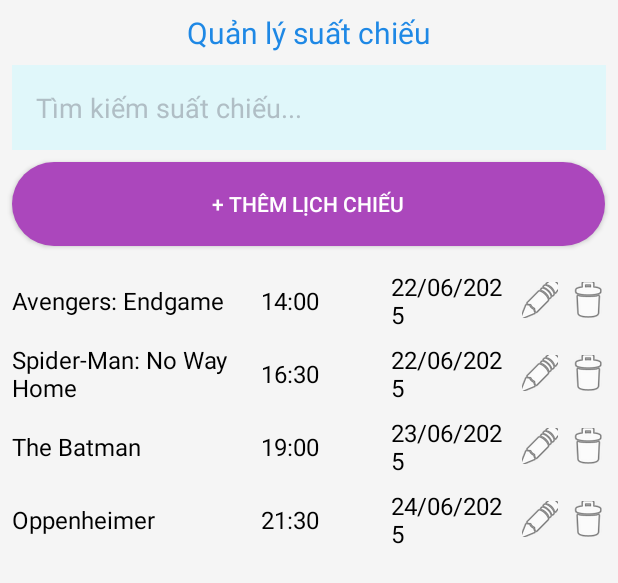
After one commit to Lehuutien2908/DoAnMobile, an Android app: the layout manager_movie_show_admin.xml on its own in the app's theme, with its tools: preview values and no code run, on a phone screen of 412 x 824 dp. The commit adds this screen. Shown: the top 583 px of the screen. Run offline under Robolectric (Android 15) with nearby library versions, the phone set to English and light mode, and no system bars.

Commit message:
build gradle, admin_show, admin_theater, refactor dashboard

```diff
--- a/app/build.gradle
+++ b/app/build.gradle
@@ -40,8 +40,7 @@
     androidTestImplementation libs.espresso.core
 }
 dependencies {
-    implementation libs.play.services.maps
-    implementation "androidx.viewpager2:viewpager2:1.0.0"
+    implementation "androidx.viewpager2:viewpager2:1.1.0"
     implementation platform('com.google.firebase:firebase-bom:33.15.0')
     implementation 'com.google.firebase:firebase-firestore'
     implementation 'com.google.firebase:firebase-auth'
--- /dev/null
+++ b/app/src/main/res/drawable/ic_button_purple.xml
@@ -0,0 +1,6 @@
+<?xml version="1.0" encoding="utf-8"?>
+<shape xmlns:android="http://schemas.android.com/apk/res/android">
+    <solid android:color="#AB47BC" />
+    <corners android:radius="32dp" />
+    <padding android:left="10dp" android:top="5dp" android:right="10dp" android:bottom="5dp" />
+</shape>
--- /dev/null
+++ b/app/src/main/res/layout/manager_movie_show_admin.xml
@@ -0,0 +1,313 @@
+<?xml version="1.0" encoding="utf-8"?>
+<LinearLayout xmlns:android="http://schemas.android.com/apk/res/android"
+    android:layout_width="match_parent"
+    android:layout_height="match_parent"
+    android:orientation="vertical"
+    android:background="#F5F5F5">
+
+    <TextView
+        android:layout_width="match_parent"
+        android:layout_height="wrap_content"
+        android:text="Quản lý suất chiếu"
+        android:textSize="20sp"
+        android:textColor="#1E88E5"
+        android:gravity="center"
+        android:padding="8dp" />
+
+    <LinearLayout
+        android:layout_width="match_parent"
+        android:layout_height="wrap_content"
+        android:background="#E0F7FA"
+        android:padding="8dp"
+        android:layout_marginHorizontal="8dp"
+        android:layout_marginBottom="8dp">
+
+        <EditText
+            android:id="@+id/searchBar"
+            android:layout_width="match_parent"
+            android:layout_height="wrap_content"
+            android:hint="Tìm kiếm suất chiếu..."
+            android:textColorHint="#B0BEC5"
+            android:textColor="#000000"
+            android:background="@android:color/transparent"
+            android:padding="8dp"
+            android:inputType="text"
+            android:maxLines="1"
+            android:imeOptions="actionSearch" />
+    </LinearLayout>
+
+    <Button
+        android:id="@+id/btnAddMovie"
+        android:layout_width="395dp"
+        android:layout_height="56dp"
+        android:layout_marginHorizontal="8dp"
+        android:layout_marginBottom="8dp"
+        android:background="@drawable/ic_button_purple"
+        android:padding="12dp"
+        android:text="+ Thêm lịch chiếu"
+        android:textColor="#FFFFFF" />
+
+    <LinearLayout
+        android:layout_width="match_parent"
+        android:layout_height="0dp"
+        android:layout_weight="1"
+        android:orientation="vertical"
+        android:padding="8dp">
+
+        <!-- Suất chiếu 1 -->
+        <LinearLayout
+            android:layout_width="match_parent"
+            android:layout_height="wrap_content"
+            android:layout_marginBottom="8dp"
+            android:gravity="center_vertical"
+            android:orientation="horizontal">
+
+            <!-- Tên phim -->
+            <TextView
+                android:id="@+id/movieName1"
+                android:layout_width="0dp"
+                android:layout_height="wrap_content"
+                android:layout_weight="1"
+                android:gravity="center_vertical"
+                android:text="Avengers: Endgame"
+                android:textColor="#000000"
+                android:textSize="16sp" />
+
+            <!-- Giờ chiếu -->
+            <TextView
+                android:id="@+id/movieTime1"
+                android:layout_width="0dp"
+                android:layout_height="wrap_content"
+                android:layout_marginStart="8dp"
+                android:layout_weight="0.5"
+                android:gravity="center_vertical"
+                android:text="14:00"
+                android:textColor="#000000"
+                android:textSize="16sp" />
+
+            <!-- Ngày chiếu -->
+            <TextView
+                android:id="@+id/movieDate1"
+                android:layout_width="0dp"
+                android:layout_height="wrap_content"
+                android:layout_marginStart="8dp"
+                android:layout_weight="0.5"
+                android:gravity="center_vertical"
+                android:text="22/06/2025"
+                android:textColor="#000000"
+                android:textSize="16sp" />
+
+            <!-- Nút Sửa và Xóa -->
+            <LinearLayout
+                android:layout_width="wrap_content"
+                android:layout_height="wrap_content"
+                android:orientation="horizontal">
+
+                <ImageButton
+                    android:id="@+id/btnEdit1"
+                    android:layout_width="24dp"
+                    android:layout_height="24dp"
+                    android:layout_marginStart="8dp"
+                    android:background="@android:color/transparent"
+                    android:src="@android:drawable/ic_menu_edit" />
+
+                <ImageButton
+                    android:id="@+id/btnDelete1"
+                    android:layout_width="24dp"
+                    android:layout_height="24dp"
+                    android:layout_marginStart="8dp"
+                    android:background="@android:color/transparent"
+                    android:src="@android:drawable/ic_menu_delete" />
+            </LinearLayout>
+        </LinearLayout>
+
+        <!-- Suất chiếu 2 -->
+        <LinearLayout
+            android:layout_width="match_parent"
+            android:layout_height="wrap_content"
+            android:layout_marginBottom="8dp"
+            android:gravity="center_vertical"
+            android:orientation="horizontal">
+
+            <TextView
+                android:id="@+id/movieName2"
+                android:layout_width="0dp"
+                android:layout_height="wrap_content"
+                android:layout_weight="1"
+                android:gravity="center_vertical"
+                android:text="Spider-Man: No Way Home"
+                android:textColor="#000000"
+                android:textSize="16sp" />
+
+            <TextView
+                android:id="@+id/movieTime2"
+                android:layout_width="0dp"
+                android:layout_height="wrap_content"
+                android:layout_marginStart="8dp"
+                android:layout_weight="0.5"
+                android:gravity="center_vertical"
+                android:text="16:30"
+                android:textColor="#000000"
+                android:textSize="16sp" />
+
+            <TextView
+                android:id="@+id/movieDate2"
+                android:layout_width="0dp"
+                android:layout_height="wrap_content"
+                android:layout_marginStart="8dp"
+                android:layout_weight="0.5"
+                android:gravity="center_vertical"
+                android:text="22/06/2025"
+                android:textColor="#000000"
+                android:textSize="16sp" />
+
+            <LinearLayout
+                android:layout_width="wrap_content"
+                android:layout_height="wrap_content"
+                android:orientation="horizontal">
+
+                <ImageButton
+                    android:id="@+id/btnEdit2"
+                    android:layout_width="24dp"
+                    android:layout_height="24dp"
+                    android:layout_marginStart="8dp"
+                    android:background="@android:color/transparent"
+                    android:src="@android:drawable/ic_menu_edit" />
+
+                <ImageButton
+                    android:id="@+id/btnDelete2"
+                    android:layout_width="24dp"
+                    android:layout_height="24dp"
+                    android:layout_marginStart="8dp"
+                    android:background="@android:color/transparent"
+                    android:src="@android:drawable/ic_menu_delete" />
+            </LinearLayout>
+        </LinearLayout>
+
+        <!-- Suất chiếu 3 -->
+        <LinearLayout
+            android:layout_width="match_parent"
+            android:layout_height="wrap_content"
+            android:layout_marginBottom="8dp"
+            android:gravity="center_vertical"
+            android:orientation="horizontal">
+
+            <TextView
+                android:id="@+id/movieName3"
+                android:layout_width="0dp"
+                android:layout_height="wrap_content"
+                android:layout_weight="1"
+                android:gravity="center_vertical"
+                android:text="The Batman"
+                android:textColor="#000000"
+                android:textSize="16sp" />
+
+            <TextView
+                android:id="@+id/movieTime3"
+                android:layout_width="0dp"
+                android:layout_height="wrap_content"
+                android:layout_marginStart="8dp"
+                android:layout_weight="0.5"
+                android:gravity="center_vertical"
+                android:text="19:00"
+                android:textColor="#000000"
+                android:textSize="16sp" />
+
+            <TextView
+                android:id="@+id/movieDate3"
+                android:layout_width="0dp"
+                android:layout_height="wrap_content"
+                android:layout_marginStart="8dp"
+                android:layout_weight="0.5"
+                android:gravity="center_vertical"
+                android:text="23/06/2025"
+                android:textColor="#000000"
+                android:textSize="16sp" />
+
+            <LinearLayout
+                android:layout_width="wrap_content"
+                android:layout_height="wrap_content"
+                android:orientation="horizontal">
+
+                <ImageButton
+                    android:id="@+id/btnEdit3"
+                    android:layout_width="24dp"
+                    android:layout_height="24dp"
+                    android:layout_marginStart="8dp"
+                    android:background="@android:color/transparent"
+                    android:src="@android:drawable/ic_menu_edit" />
+
+                <ImageButton
+                    android:id="@+id/btnDelete3"
+                    android:layout_width="24dp"
+                    android:layout_height="24dp"
+                    android:layout_marginStart="8dp"
+                    android:background="@android:color/transparent"
+                    android:src="@android:drawable/ic_menu_delete" />
+            </LinearLayout>
+        </LinearLayout>
+
+        <!-- Suất chiếu 4 -->
+        <LinearLayout
+            android:layout_width="match_parent"
+            android:layout_height="wrap_content"
+            android:layout_marginBottom="8dp"
+            android:gravity="center_vertical"
+            android:orientation="horizontal">
+
+            <TextView
+                android:id="@+id/movieName4"
+                android:layout_width="0dp"
+                android:layout_height="wrap_content"
+                android:layout_weight="1"
+                android:gravity="center_vertical"
+                android:text="Oppenheimer"
+                android:textColor="#000000"
+                android:textSize="16sp" />
+
+            <TextView
+                android:id="@+id/movieTime4"
+                android:layout_width="0dp"
+                android:layout_height="wrap_content"
+                android:layout_marginStart="8dp"
+                android:layout_weight="0.5"
+                android:gravity="center_vertical"
+                android:text="21:30"
+                android:textColor="#000000"
+                android:textSize="16sp" />
+
+            <TextView
+                android:id="@+id/movieDate4"
+                android:layout_width="0dp"
+                android:layout_height="wrap_content"
+                android:layout_marginStart="8dp"
+                android:layout_weight="0.5"
+                android:gravity="center_vertical"
+                android:text="24/06/2025"
+                android:textColor="#000000"
+                android:textSize="16sp" />
+
+            <LinearLayout
+                android:layout_width="wrap_content"
+                android:layout_height="wrap_content"
+                android:orientation="horizontal">
+
+                <ImageButton
+                    android:id="@+id/btnEdit4"
+                    android:layout_width="24dp"
+                    android:layout_height="24dp"
+                    android:layout_marginStart="8dp"
+                    android:background="@android:color/transparent"
+                    android:src="@android:drawable/ic_menu_edit" />
+
+                <ImageButton
+                    android:id="@+id/btnDelete4"
+                    android:layout_width="24dp"
+                    android:layout_height="24dp"
+                    android:layout_marginStart="8dp"
+                    android:background="@android:color/transparent"
+                    android:src="@android:drawable/ic_menu_delete" />
+            </LinearLayout>
+        </LinearLayout>
+    </LinearLayout>
+</LinearLayout>
--- a/app/src/main/res/layout/theater_movie_item.xml
+++ b/app/src/main/res/layout/theater_movie_item.xml
@@ -31,7 +31,7 @@
         android:id="@+id/movie_poster"
         android:layout_width="100dp"
         android:layout_height="150dp"
-        android:src="@drawable/item_movie1"
+        android:src="@drawable/item_movie_bklr"
         tools:layout_editor_absoluteX="8dp"
         tools:layout_editor_absoluteY="46dp" />
 
--- a/gradle/libs.versions.toml
+++ b/gradle/libs.versions.toml
@@ -1,5 +1,5 @@
 [versions]
-agp = "8.9.1"
+agp = "8.10.1"
 junit = "4.13.2"
 junitVersion = "1.2.1"
 espressoCore = "3.6.1"
```
Also changed, not shown: app/src/main/res/layout/activity_admin_dashboard.xml (+5 -5 lines), app/src/main/res/layout/manager_movie_admin.xml (added, +263 -0 lines), app/src/main/res/layout/movie_item_admin.xml (deleted, +0 -45 lines), app/src/main/res/drawable/item_movie_batman.png (added), app/src/main/res/drawable/item_movie_bklr.png (renamed from app/src/main/res/drawable/item_movie1.png), app/src/main/res/drawable/item_movie_oppenheimer.png (added).
